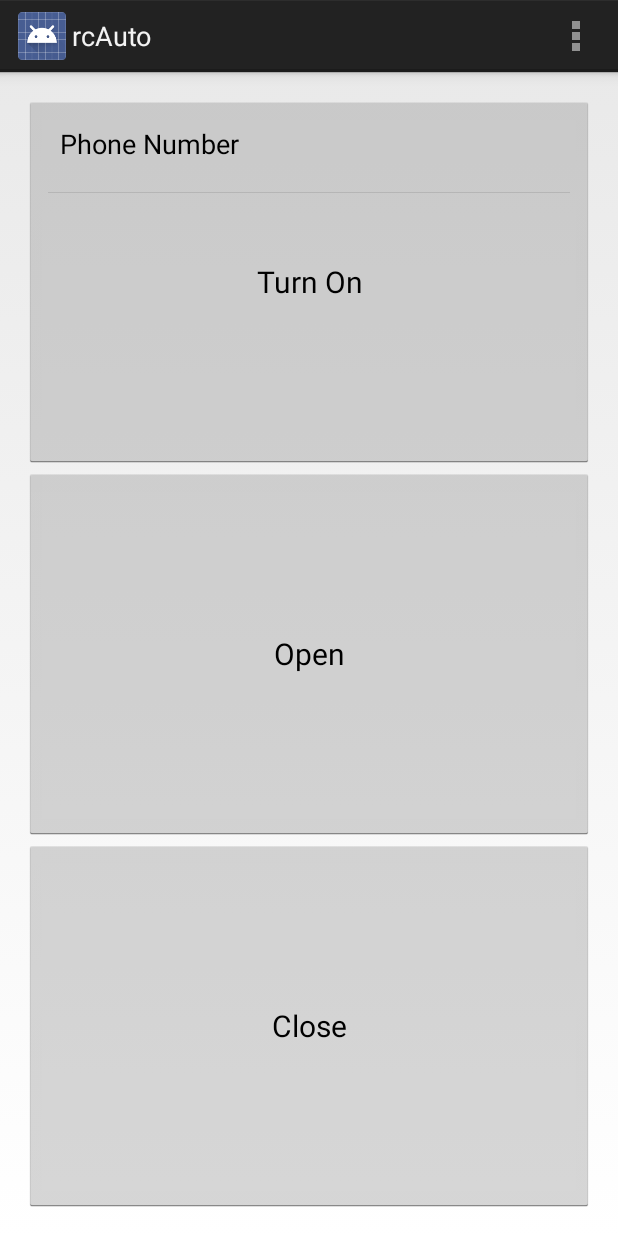
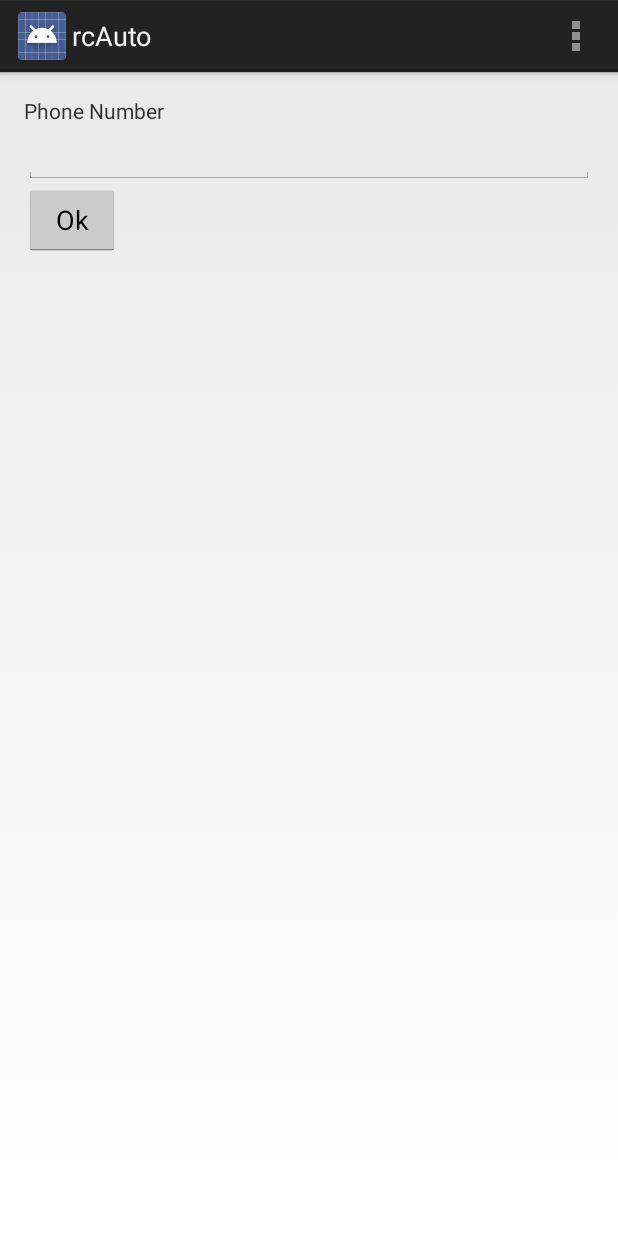
Before and after one commit to gustavoriveray/remote-starter, an Android app: the screen it shows after launch (MainActivity), in the options menu, after a tap on "Settings", on a phone screen of 412 x 824 dp. Run offline under Robolectric (Android 15) with nearby library versions, the light colour scheme and no system bars; our stand-ins replace ButterKnife; 1 statement that could not run was skipped.

Commit message:
New version, including * Settings view to add phone number * New icons for buttons * Changed Turn On to Start message

```diff
--- a/rcAuto-master/app/src/main/java/com/meetme/rccar/MainActivity.java
+++ b/rcAuto-master/app/src/main/java/com/meetme/rccar/MainActivity.java
@@ -7,36 +7,80 @@ import android.content.BroadcastReceiver;
 import android.content.Context;
 import android.content.Intent;
 import android.content.IntentFilter;
+import android.content.SharedPreferences;
 import android.os.Bundle;
 import android.telephony.SmsManager;
 import android.view.Menu;
 import android.view.MenuItem;
+import android.view.View;
+import android.widget.EditText;
+import android.widget.LinearLayout;
 import android.widget.Toast;
 
 import butterknife.ButterKnife;
+import butterknife.InjectView;
 import butterknife.OnClick;
 
 
 public class MainActivity extends Activity {
 
+    private boolean settingsShowing = false;
+
+    @InjectView(R.id.buttons_container)
+    LinearLayout buttonsContainer;
+
+    @InjectView(R.id.settings_container)
+    LinearLayout settingsContainer;
+
+    @InjectView(R.id.phone_number)
+    EditText phoneNumberView;
+
+    private SharedPreferences prefs;
+    private String SHARED_PREFS_KEY = "RCCAR_PHONE_NUMBER";
+
+    private String phoneNumber;
+
 
     @Override
     protected void onCreate(Bundle savedInstanceState) {
         super.onCreate(savedInstanceState);
+        prefs = this.getSharedPreferences(
+                "com.meetme.rccar", Context.MODE_PRIVATE);
+
+        phoneNumber = prefs.getString(SHARED_PREFS_KEY,"");
+
         setContentView(R.layout.main);
         ButterKnife.inject(this);
     }
 
     @OnClick(R.id.turn_on) void turnOn() {
-        sendSMS("EnterNumberHere", "Turn On");
+        sendSMS(phoneNumber, "Start");
     }
     @OnClick(R.id.open) void open() {
-        sendSMS("EnterNumberHere", "Open");
+        sendSMS(phoneNumber, "Open");
     }
     @OnClick(R.id.close) void close() {
-        sendSMS("EnterNumberHere", "Close");
+        sendSMS(phoneNumber, "Close");
+    }
+    @OnClick(R.id.button_okay) void save() {
+        phoneNumber = phoneNumberView.getText().toString();
+
+        prefs.edit().putString(SHARED_PREFS_KEY,phoneNumber).apply();
+        settingsShowing = false;
+        settingsContainer.setVisibility(View.INVISIBLE);
+        buttonsContainer.setVisibility(View.VISIBLE);
     }
 
+    @Override
+    public void onBackPressed() {
+        if(settingsShowing) {
+            settingsShowing = false;
+            settingsContainer.setVisibility(View.INVISIBLE);
+            buttonsContainer.setVisibility(View.VISIBLE);
+        } else {
+            super.onBackPressed();
+        }
+    }
 
     @Override
     public boolean onCreateOptionsMenu(Menu menu) {
@@ -53,11 +97,11 @@ public class MainActivity extends Activity {
         int id = item.getItemId();
 
         //noinspection SimplifiableIfStatement
-        if (id == R.id.action_settings) {
-            FragmentTransaction fragmentTransaction = getFragmentManager().beginTransaction();
-            fragmentTransaction.add(R.id.container, new SettingsFragment());
-            fragmentTransaction.addToBackStack("settings");
-            fragmentTransaction.commit();
+        if (id == R.id.action_settings && !settingsShowing) {
+            phoneNumberView.setText(phoneNumber);
+            settingsShowing = true;
+            settingsContainer.setVisibility(View.VISIBLE);
+            buttonsContainer.setVisibility(View.INVISIBLE);
             return true;
         }
 
--- a/rcAuto-master/app/src/main/res/layout/main.xml
+++ b/rcAuto-master/app/src/main/res/layout/main.xml
@@ -14,35 +14,62 @@
         android:layout_height="match_parent"
     >
         <LinearLayout
+            android:id="@+id/buttons_container"
             android:layout_width="match_parent"
             android:layout_height="match_parent"
             android:orientation="vertical"
+            android:visibility="visible"
         >
-            <Button
+            <ImageButton
                 android:id="@+id/turn_on"
                 android:layout_width="match_parent"
                 android:layout_height="match_parent"
                 android:layout_weight="1"
-                android:text="Turn On"
-                android:textSize="20dip"
+                android:src="@drawable/power"
+                android:scaleType="fitCenter"
+                android:padding="50dp"
                 />
-            <Button
+            <ImageButton
                 android:id="@+id/open"
                 android:layout_width="match_parent"
                 android:layout_height="match_parent"
                 android:layout_weight="1"
-                android:text="Open"
-                android:textSize="20dip"
+                android:src="@drawable/unlock"
+                android:scaleType="fitCenter"
+                android:padding="50dp"
                 />
-            <Button
+            <ImageButton
                 android:id="@+id/close"
                 android:layout_width="match_parent"
                 android:layout_height="match_parent"
                 android:layout_weight="1"
-                android:text="Close"
-                android:textSize="20dip"
+                android:src="@drawable/lock"
+                android:scaleType="fitCenter"
+                android:padding="50dp"
                 />
         </LinearLayout>
+
+        <LinearLayout
+            android:id="@+id/settings_container"
+            android:layout_width="match_parent"
+            android:layout_height="match_parent"
+            android:orientation="vertical"
+            android:visibility="invisible">
+            <TextView
+                android:layout_width="wrap_content"
+                android:layout_height="wrap_content"
+                android:text="@string/phone_number_label"/>
+            <EditText
+                android:id="@+id/phone_number"
+                android:layout_width="match_parent"
+                android:layout_height="wrap_content"
+                android:inputType="phone" />
+            <Button
+                android:id="@+id/button_okay"
+                android:layout_width="wrap_content"
+                android:layout_height="wrap_content"
+                android:text="Ok"/>
+            </LinearLayout>
 
     </RelativeLayout>
 
--- a/rcAuto-master/app/src/main/res/values/strings.xml
+++ b/rcAuto-master/app/src/main/res/values/strings.xml
@@ -4,5 +4,6 @@
     <string name="app_name">rcAuto</string>
     <string name="hello_world">Hello world!</string>
     <string name="action_settings">Settings</string>
+    <string name="phone_number_label">Phone Number</string>
 
 </resources>
```
Also changed, not shown: rcAuto-master/app/build.gradle (deleted, +0 -26 lines), rcAuto-master/build.gradle (deleted, +0 -19 lines), rcAuto-master/app/src/main/res/drawable/engine.png (added), rcAuto-master/app/src/main/res/drawable/lock.png (added), rcAuto-master/app/src/main/res/drawable/power.png (added), rcAuto-master/app/src/main/res/drawable/unlock.png (added), rcAuto-master/gradle/wrapper/gradle-wrapper.properties, 4 other files.
